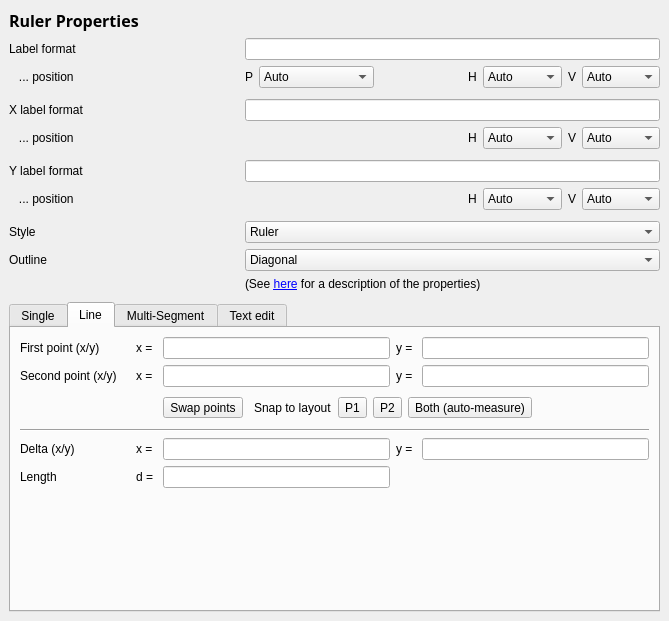
The window that eda-klayout/src/ant/ant/RulerPropertiesPage.ui (tolgauye/GMOS) describes before a commit, drawn with Qt 5.
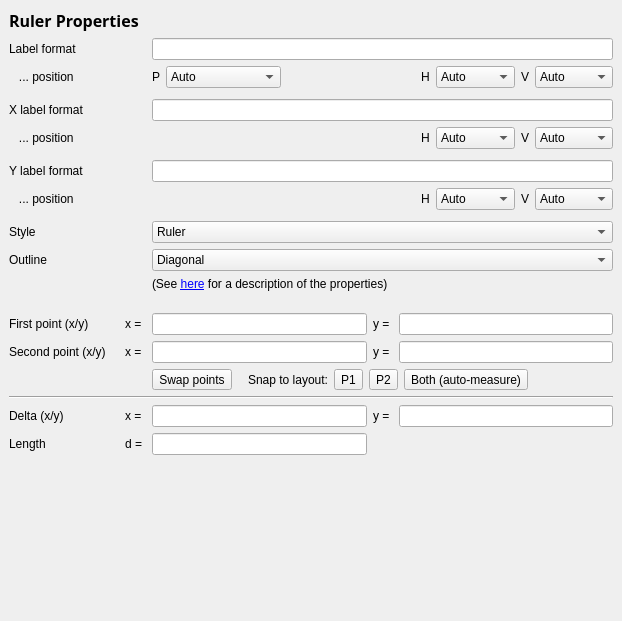
The same window after the commit.

```diff
--- a/eda-klayout/src/ant/ant/RulerPropertiesPage.ui
+++ b/eda-klayout/src/ant/ant/RulerPropertiesPage.ui
@@ -6,14 +6,17 @@
    <rect>
     <x>0</x>
     <y>0</y>
-    <width>669</width>
+    <width>622</width>
     <height>621</height>
    </rect>
   </property>
   <property name="windowTitle">
    <string>Form</string>
   </property>
-  <layout class="QGridLayout" name="gridLayout_2">
+  <layout class="QVBoxLayout">
+   <property name="spacing">
+    <number>6</number>
+   </property>
    <property name="leftMargin">
     <number>9</number>
    </property>
@@ -26,7 +29,7 @@
    <property name="bottomMargin">
     <number>9</number>
    </property>
-   <item row="0" column="0">
+   <item>
     <widget class="QFrame" name="frame">
      <property name="frameShape">
       <enum>QFrame::NoFrame</enum>
@@ -50,95 +53,13 @@
       <property name="spacing">
        <number>6</number>
       </property>
-      <item row="4" column="0" colspan="2">
-       <widget class="QLabel" name="label_14">
+      <item row="15" column="0">
+       <widget class="QLabel" name="label_2">
         <property name="text">
-         <string>X label format</string>
+         <string>Second point (x/y)    </string>
         </property>
        </widget>
       </item>
-      <item row="3" column="0" colspan="4">
-       <spacer name="verticalSpacer">
-        <property name="orientation">
-         <enum>Qt::Vertical</enum>
-        </property>
-        <property name="sizeType">
-         <enum>QSizePolicy::Fixed</enum>
-        </property>
-        <property name="sizeHint" stdset="0">
-         <size>
-          <width>20</width>
-          <height>5</height>
-         </size>
-        </property>
-       </spacer>
-      </item>
-      <item row="1" column="2" colspan="2">
-       <widget class="QLineEdit" name="fmt_le"/>
-      </item>
-      <item row="4" column="2" colspan="2">
-       <widget class="QLineEdit" name="fmt_x_le"/>
-      </item>
-      <item row="1" column="0">
-       <widget class="QLabel" name="label_13">
-        <property name="text">
-         <string>Label format</string>
-        </property>
-       </widget>
-      </item>
-      <item row="7" column="0" colspan="2">
-       <widget class="QLabel" name="label_15">
-        <property name="text">
-         <string>Y label format</string>
-        </property>
-       </widget>
-      </item>
-      <item row="9" column="0" colspan="4">
-       <spacer name="verticalSpacer_3">
-        <property name="orientation">
-         <enum>Qt::Vertical</enum>
-        </property>
-        <property name="sizeType">
-         <enum>QSizePolicy::Fixed</enum>
-        </property>
-        <property name="sizeHint" stdset="0">
-         <size>
-          <width>20</width>
-          <height>5</height>
-         </size>
-        </property>
-       </spacer>
-      </item>
-      <item row="14" column="2" colspan="2">
-       <widget class="QFrame" name="frame_5">
-        <property name="minimumSize">
-         <size>
-          <width>0</width>
-          <height>0</height>
-         </size>
-        </property>
-        <property name="frameShape">
-         <enum>QFrame::NoFrame</enum>
-        </property>
-        <property name="frameShadow">
-         <enum>QFrame::Raised</enum>
-        </property>
-        <layout class="QHBoxLayout" name="horizontalLayout_4">
-         <property name="leftMargin">
-          <number>0</number>
-         </property>
-         <property name="topMargin">
-          <number>0</number>
-         </property>
-         <property name="rightMargin">
-          <number>0</number>
-         </property>
-         <property name="bottomMargin">
-          <number>0</number>
-         </property>
-        </layout>
-       </widget>
-      </item>
       <item row="10" column="0" colspan="2">
        <widget class="QLabel" name="label_16">
         <property name="text">
@@ -146,31 +67,173 @@
         </property>
        </widget>
       </item>
-      <item row="11" column="0" colspan="2">
-       <widget class="QLabel" name="label_17">
+      <item row="12" column="2" colspan="3">
+       <widget class="QLabel" name="help_label">
         <property name="text">
-         <string>Outline</string>
+         <string>&lt;html&gt;(See &lt;a href=&quot;int:/manual/ruler_properties.xml&quot;&gt;here&lt;/a&gt; for a description of the properties)&lt;/html&gt;</string>
         </property>
        </widget>
       </item>
-      <item row="7" column="2" colspan="2">
+      <item row="5" column="0">
+       <widget class="QLabel" name="label_25">
+        <property name="text">
+         <string>   ... position</string>
+        </property>
+       </widget>
+      </item>
+      <item row="9" column="0" colspan="5">
+       <spacer name="verticalSpacer_3">
+        <property name="orientation">
+         <enum>Qt::Vertical</enum>
+        </property>
+        <property name="sizeHint" stdset="0">
+         <size>
+          <width>20</width>
+          <height>5</height>
+         </size>
+        </property>
+       </spacer>
+      </item>
+      <item row="7" column="2" colspan="3">
        <widget class="QLineEdit" name="fmt_y_le"/>
       </item>
-      <item row="8" column="0">
-       <widget class="QLabel" name="label_26">
+      <item row="11" column="2" colspan="3">
+       <widget class="QComboBox" name="outline_cb">
+        <item>
+         <property name="text">
+          <string>Diagonal</string>
+         </property>
+        </item>
+        <item>
+         <property name="text">
+          <string>Horizonal and vertical (in this order)</string>
+         </property>
+        </item>
+        <item>
+         <property name="text">
+          <string>Diagonal plus horizonal and vertical (triangle)</string>
+         </property>
+        </item>
+        <item>
+         <property name="text">
+          <string>Vertical and horizonal (in this order)</string>
+         </property>
+        </item>
+        <item>
+         <property name="text">
+          <string>Diagonal plus vertical and horizontal (triangle)</string>
+         </property>
+        </item>
+        <item>
+         <property name="text">
+          <string>Box</string>
+         </property>
+        </item>
+        <item>
+         <property name="text">
+          <string>Ellipse</string>
+         </property>
+        </item>
+       </widget>
+      </item>
+      <item row="19" column="1">
+       <widget class="QLabel" name="label_11">
         <property name="text">
-         <string>   ... position</string>
+         <string>d = </string>
         </property>
        </widget>
       </item>
-      <item row="2" column="0">
-       <widget class="QLabel" name="label_18">
+      <item row="3" column="0" colspan="5">
+       <spacer name="verticalSpacer">
+        <property name="orientation">
+         <enum>Qt::Vertical</enum>
+        </property>
+        <property name="sizeHint" stdset="0">
+         <size>
+          <width>20</width>
+          <height>5</height>
+         </size>
+        </property>
+       </spacer>
+      </item>
+      <item row="13" column="0" colspan="5">
+       <spacer>
+        <property name="orientation">
+         <enum>Qt::Vertical</enum>
+        </property>
+        <property name="sizeType">
+         <enum>QSizePolicy::Fixed</enum>
+        </property>
+        <property name="sizeHint" stdset="0">
+         <size>
+          <width>456</width>
+          <height>16</height>
+         </size>
+        </property>
+       </spacer>
+      </item>
+      <item row="10" column="2" colspan="3">
+       <widget class="QComboBox" name="style_cb">
+        <item>
+         <property name="text">
+          <string>Ruler</string>
+         </property>
+        </item>
+        <item>
+         <property name="text">
+          <string>Arrow at end</string>
+         </property>
+        </item>
+        <item>
+         <property name="text">
+          <string>Arrow at start</string>
+         </property>
+        </item>
+        <item>
+         <property name="text">
+          <string>Arrow at both ends</string>
+         </property>
+        </item>
+        <item>
+         <property name="text">
+          <string>Plain line</string>
+         </property>
+        </item>
+        <item>
+         <property name="text">
+          <string>Cross at end</string>
+         </property>
+        </item>
+        <item>
+         <property name="text">
+          <string>Cross at start</string>
+         </property>
+        </item>
+        <item>
+         <property name="text">
+          <string>Cross at both ends</string>
+         </property>
+        </item>
+       </widget>
+      </item>
+      <item row="14" column="4">
+       <widget class="QLineEdit" name="y1">
+        <property name="sizePolicy">
+         <sizepolicy hsizetype="Expanding" vsizetype="Fixed">
+          <horstretch>1</horstretch>
+          <verstretch>0</verstretch>
+         </sizepolicy>
+        </property>
+       </widget>
+      </item>
+      <item row="18" column="0">
+       <widget class="QLabel" name="label_3">
         <property name="text">
-         <string>   ... position</string>
+         <string>Delta (x/y)</string>
         </property>
        </widget>
       </item>
-      <item row="2" column="2" colspan="2">
+      <item row="2" column="2" colspan="3">
        <widget class="QFrame" name="frame_2">
         <property name="frameShape">
          <enum>QFrame::NoFrame</enum>
@@ -315,186 +378,42 @@
         </layout>
        </widget>
       </item>
-      <item row="11" column="2" colspan="2">
-       <widget class="QComboBox" name="outline_cb">
-        <item>
-         <property name="text">
-          <string>Diagonal</string>
-         </property>
-        </item>
-        <item>
-         <property name="text">
-          <string>Horizonal and vertical (in this order)</string>
-         </property>
-        </item>
-        <item>
-         <property name="text">
-          <string>Diagonal plus horizonal and vertical (triangle)</string>
-         </property>
-        </item>
-        <item>
-         <property name="text">
-          <string>Vertical and horizonal (in this order)</string>
-         </property>
-        </item>
-        <item>
-         <property name="text">
-          <string>Diagonal plus vertical and horizontal (triangle)</string>
-         </property>
-        </item>
-        <item>
-         <property name="text">
-          <string>Box</string>
-         </property>
-        </item>
-        <item>
-         <property name="text">
-          <string>Ellipse</string>
-         </property>
-        </item>
-        <item>
-         <property name="text">
-          <string>Angle measurement</string>
-         </property>
-        </item>
-        <item>
-         <property name="text">
-          <string>Radius measurement</string>
-         </property>
-        </item>
+      <item row="17" column="0" colspan="5">
+       <widget class="Line" name="line">
+        <property name="orientation">
+         <enum>Qt::Horizontal</enum>
+        </property>
        </widget>
       </item>
-      <item row="10" column="2" colspan="2">
-       <widget class="QComboBox" name="style_cb">
-        <item>
-         <property name="text">
-          <string>Ruler</string>
-         </property>
-        </item>
-        <item>
-         <property name="text">
-          <string>Arrow at end</string>
-         </property>
-        </item>
-        <item>
-         <property name="text">
-          <string>Arrow at start</string>
-         </property>
-        </item>
-        <item>
-         <property name="text">
-          <string>Arrow at both ends</string>
-         </property>
-        </item>
-        <item>
-         <property name="text">
-          <string>Plain line</string>
-         </property>
-        </item>
-        <item>
-         <property name="text">
-          <string>Cross at end</string>
-         </property>
-        </item>
-        <item>
-         <property name="text">
-          <string>Cross at start</string>
-         </property>
-        </item>
-        <item>
-         <property name="text">
-          <string>Cross at both ends</string>
-         </property>
-        </item>
+      <item row="14" column="1">
+       <widget class="QLabel" name="label_5">
+        <property name="text">
+         <string>x = </string>
+        </property>
        </widget>
       </item>
-      <item row="12" column="2" colspan="2">
-       <widget class="QLabel" name="help_label">
+      <item row="1" column="0">
+       <widget class="QLabel" name="label_13">
         <property name="text">
-         <string>&lt;html&gt;(See &lt;a href=&quot;int:/manual/ruler_properties.xml&quot;&gt;here&lt;/a&gt; for a description of the properties)&lt;/html&gt;</string>
+         <string>Label format</string>
         </property>
        </widget>
       </item>
-      <item row="0" column="0" colspan="4">
-       <widget class="QLabel" name="label_12">
-        <property name="sizePolicy">
-         <sizepolicy hsizetype="Preferred" vsizetype="Fixed">
-          <horstretch>0</horstretch>
-          <verstretch>0</verstretch>
-         </sizepolicy>
-        </property>
-        <property name="font">
-         <font>
-          <family>Sans Serif</family>
-          <pointsize>12</pointsize>
-          <italic>false</italic>
-          <bold>true</bold>
-          <underline>false</underline>
-          <strikeout>false</strikeout>
-         </font>
-        </property>
+      <item row="19" column="0">
+       <widget class="QLabel" name="label_4">
         <property name="text">
-         <string>Ruler Properties</string>
+         <string>Length</string>
         </property>
        </widget>
       </item>
-      <item row="13" column="0" colspan="4">
-       <spacer name="verticalSpacer_4">
-        <property name="orientation">
-         <enum>Qt::Vertical</enum>
+      <item row="11" column="0" colspan="2">
+       <widget class="QLabel" name="label_17">
+        <property name="text">
+         <string>Outline</string>
         </property>
-        <property name="sizeType">
-         <enum>QSizePolicy::Fixed</enum>
-        </property>
-        <property name="sizeHint" stdset="0">
-         <size>
-          <width>20</width>
-          <height>5</height>
-         </size>
-        </property>
-       </spacer>
-      </item>
-      <item row="6" column="0" colspan="4">
-       <spacer name="verticalSpacer_2">
-        <property name="orientation">
-         <enum>Qt::Vertical</enum>
-        </property>
-        <property name="sizeType">
-         <enum>QSizePolicy::Fixed</enum>
-        </property>
-        <property name="sizeHint" stdset="0">
-         <size>
-          <width>20</width>
-          <height>5</height>
-         </size>
-        </property>
-       </spacer>
-      </item>
-      <item row="16" column="2" colspan="2">
-       <widget class="QFrame" name="frame_7">
-        <property name="frameShape">
-         <enum>QFrame::NoFrame</enum>
-        </property>
-        <property name="frameShadow">
-         <enum>QFrame::Raised</enum>
-        </property>
-        <layout class="QHBoxLayout" name="horizontalLayout_3">
-         <property name="leftMargin">
-          <number>0</number>
-         </property>
-         <property name="topMargin">
-          <number>0</number>
-         </property>
-         <property name="rightMargin">
-          <number>0</number>
-         </property>
-         <property name="bottomMargin">
-          <number>0</number>
-         </property>
-        </layout>
        </widget>
       </item>
-      <item row="5" column="2" colspan="2">
+      <item row="5" column="2" colspan="3">
        <widget class="QFrame" name="frame_3">
         <property name="frameShape">
          <enum>QFrame::NoFrame</enum>
@@ -605,7 +524,210 @@
         </layout>
        </widget>
       </item>
-      <item row="8" column="2" colspan="2">
+      <item row="18" column="2">
+       <widget class="QLineEdit" name="dx">
+        <property name="sizePolicy">
+         <sizepolicy hsizetype="Expanding" vsizetype="Fixed">
+          <horstretch>1</horstretch>
+          <verstretch>0</verstretch>
+         </sizepolicy>
+        </property>
+        <property name="readOnly">
+         <bool>true</bool>
+        </property>
+       </widget>
+      </item>
+      <item row="19" column="2">
+       <widget class="QLineEdit" name="dd">
+        <property name="sizePolicy">
+         <sizepolicy hsizetype="Expanding" vsizetype="Fixed">
+          <horstretch>1</horstretch>
+          <verstretch>0</verstretch>
+         </sizepolicy>
+        </property>
+        <property name="readOnly">
+         <bool>true</bool>
+        </property>
+       </widget>
+      </item>
+      <item row="14" column="0">
+       <widget class="QLabel" name="label">
+        <property name="text">
+         <string>First point (x/y)</string>
+        </property>
+       </widget>
+      </item>
+      <item row="15" column="2">
+       <widget class="QLineEdit" name="x2">
+        <property name="sizePolicy">
+         <sizepolicy hsizetype="Expanding" vsizetype="Fixed">
+          <horstretch>1</horstretch>
+          <verstretch>0</verstretch>
+         </sizepolicy>
+        </property>
+       </widget>
+      </item>
+      <item row="18" column="3">
+       <widget class="QLabel" name="label_10">
+        <property name="text">
+         <string>y = </string>
+        </property>
+       </widget>
+      </item>
+      <item row="16" column="2" colspan="3">
+       <widget class="QFrame" name="frame_7">
+        <property name="frameShape">
+         <enum>QFrame::NoFrame</enum>
+        </property>
+        <property name="frameShadow">
+         <enum>QFrame::Raised</enum>
+        </property>
+        <layout class="QHBoxLayout" name="horizontalLayout_3">
+         <property name="leftMargin">
+          <number>0</number>
+         </property>
+         <property name="topMargin">
+          <number>0</number>
+         </property>
+         <property name="rightMargin">
+          <number>0</number>
+         </property>
+         <property name="bottomMargin">
+          <number>0</number>
+         </property>
+         <item>
+          <widget class="QToolButton" name="swap_points">
+           <property name="text">
+            <string>Swap points</string>
+           </property>
+          </widget>
+         </item>
+         <item>
+          <spacer name="horizontalSpacer_9">
+           <property name="orientation">
+            <enum>Qt::Horizontal</enum>
+           </property>
+           <property name="sizeType">
+            <enum>QSizePolicy::Fixed</enum>
+           </property>
+           <property name="sizeHint" stdset="0">
+            <size>
+             <width>10</width>
+             <height>20</height>
+            </size>
+           </property>
+          </spacer>
+         </item>
+         <item>
+          <widget class="QLabel" name="label_24">
+           <property name="text">
+            <string>Snap to layout:</string>
+           </property>
+          </widget>
+         </item>
+         <item>
+          <widget class="QToolButton" name="p1_to_layout">
+           <property name="text">
+            <string>P1</string>
+           </property>
+           <property name="autoRaise">
+            <bool>false</bool>
+           </property>
+          </widget>
+         </item>
+         <item>
+          <widget class="QToolButton" name="p2_to_layout">
+           <property name="text">
+            <string>P2</string>
+           </property>
+           <property name="autoRaise">
+            <bool>false</bool>
+           </property>
+          </widget>
+         </item>
+         <item>
+          <widget class="QToolButton" name="both_to_layout">
+           <property name="text">
+            <string>Both (auto-measure)</string>
+           </property>
+           <property name="autoRaise">
+            <bool>false</bool>
+           </property>
+          </widget>
+         </item>
+         <item>
+          <spacer name="horizontalSpacer_4">
+           <property name="orientation">
+            <enum>Qt::Horizontal</enum>
+           </property>
+           <property name="sizeHint" stdset="0">
+            <size>
+             <width>40</width>
+             <height>20</height>
+            </size>
+           </property>
+          </spacer>
+         </item>
+        </layout>
+       </widget>
+      </item>
+      <item row="6" column="0" colspan="5">
+       <spacer name="verticalSpacer_2">
+        <property name="orientation">
+         <enum>Qt::Vertical</enum>
+        </property>
+        <property name="sizeHint" stdset="0">
+         <size>
+          <width>20</width>
+          <height>5</height>
+         </size>
+        </property>
+       </spacer>
+      </item>
+      <item row="14" column="3">
+       <widget class="QLabel" name="label_7">
+        <property name="text">
+         <string>y = </string>
+        </property>
+       </widget>
+      </item>
+      <item row="4" column="2" colspan="3">
+       <widget class="QLineEdit" name="fmt_x_le"/>
+      </item>
+      <item row="18" column="4">
+       <widget class="QLineEdit" name="dy">
+        <property name="sizePolicy">
+         <sizepolicy hsizetype="Expanding" vsizetype="Fixed">
+          <horstretch>1</horstretch>
+          <verstretch>0</verstretch>
+         </sizepolicy>
+        </property>
+        <property name="readOnly">
+         <bool>true</bool>
+        </property>
+       </widget>
+      </item>
+      <item row="15" column="4">
+       <widget class="QLineEdit" name="y2">
+        <property name="sizePolicy">
+         <sizepolicy hsizetype="Expanding" vsizetype="Fixed">
+          <horstretch>1</horstretch>
+          <verstretch>0</verstretch>
+         </sizepolicy>
+        </property>
+       </widget>
+      </item>
+      <item row="2" column="0">
+       <widget class="QLabel" name="label_18">
+        <property name="text">
+         <string>   ... position</string>
+        </property>
+       </widget>
+      </item>
+      <item row="1" column="2" colspan="3">
+       <widget class="QLineEdit" name="fmt_le"/>
+      </item>
+      <item row="8" column="2" colspan="3">
        <widget class="QFrame" name="frame_4">
         <property name="frameShape">
          <enum>QFrame::NoFrame</enum>
@@ -716,429 +838,98 @@
         </layout>
        </widget>
       </item>
-      <item row="5" column="0">
-       <widget class="QLabel" name="label_25">
+      <item row="8" column="0">
+       <widget class="QLabel" name="label_26">
         <property name="text">
          <string>   ... position</string>
         </property>
        </widget>
       </item>
-      <item row="14" column="0" rowspan="3" colspan="4">
-       <widget class="QTabWidget" name="segments_tab">
+      <item row="18" column="1">
+       <widget class="QLabel" name="label_9">
+        <property name="text">
+         <string>x = </string>
+        </property>
+       </widget>
+      </item>
+      <item row="14" column="2">
+       <widget class="QLineEdit" name="x1">
         <property name="sizePolicy">
-         <sizepolicy hsizetype="Expanding" vsizetype="Expanding">
+         <sizepolicy hsizetype="Expanding" vsizetype="Fixed">
+          <horstretch>1</horstretch>
+          <verstretch>0</verstretch>
+         </sizepolicy>
+        </property>
+       </widget>
+      </item>
+      <item row="7" column="0" colspan="2">
+       <widget class="QLabel" name="label_15">
+        <property name="text">
+         <string>Y label format</string>
+        </property>
+       </widget>
+      </item>
+      <item row="4" column="0" colspan="2">
+       <widget class="QLabel" name="label_14">
+        <property name="text">
+         <string>X label format</string>
+        </property>
+       </widget>
+      </item>
+      <item row="15" column="3">
+       <widget class="QLabel" name="label_8">
+        <property name="text">
+         <string>y = </string>
+        </property>
+       </widget>
+      </item>
+      <item row="15" column="1">
+       <widget class="QLabel" name="label_6">
+        <property name="text">
+         <string>x = </string>
+        </property>
+       </widget>
+      </item>
+      <item row="0" column="0" colspan="5">
+       <widget class="QLabel" name="label_12">
+        <property name="sizePolicy">
+         <sizepolicy hsizetype="Preferred" vsizetype="Fixed">
           <horstretch>0</horstretch>
-          <verstretch>1</verstretch>
+          <verstretch>0</verstretch>
          </sizepolicy>
         </property>
-        <property name="minimumSize">
-         <size>
-          <width>0</width>
-          <height>100</height>
-         </size>
+        <property name="font">
+         <font>
+          <family>Sans Serif</family>
+          <pointsize>12</pointsize>
+          <weight>75</weight>
+          <italic>false</italic>
+          <bold>true</bold>
+          <underline>false</underline>
+          <strikeout>false</strikeout>
+         </font>
         </property>
-        <property name="currentIndex">
-         <number>1</number>
+        <property name="text">
+         <string>Ruler Properties</string>
         </property>
-        <widget class="QWidget" name="tab_3">
-         <attribute name="title">
-          <string>Single</string>
-         </attribute>
-         <layout class="QGridLayout" name="gridLayout_4">
-          <item row="0" column="0">
-           <widget class="QLabel" name="label_31">
-            <property name="text">
-             <string>First point (x/y)</string>
-            </property>
-           </widget>
-          </item>
-          <item row="0" column="1">
-           <widget class="QLabel" name="label_30">
-            <property name="text">
-             <string>x = </string>
-            </property>
-           </widget>
-          </item>
-          <item row="0" column="2">
-           <widget class="QLineEdit" name="x0">
-            <property name="sizePolicy">
-             <sizepolicy hsizetype="Expanding" vsizetype="Fixed">
-              <horstretch>1</horstretch>
-              <verstretch>0</verstretch>
-             </sizepolicy>
-            </property>
-           </widget>
-          </item>
-          <item row="0" column="3">
-           <widget class="QLabel" name="label_29">
-            <property name="text">
-             <string>y = </string>
-            </property>
-           </widget>
-          </item>
-          <item row="0" column="4">
-           <widget class="QLineEdit" name="y0">
-            <property name="sizePolicy">
-             <sizepolicy hsizetype="Expanding" vsizetype="Fixed">
-              <horstretch>1</horstretch>
-              <verstretch>0</verstretch>
-             </sizepolicy>
-            </property>
-           </widget>
-          </item>
-          <item row="1" column="0" colspan="5">
-           <spacer name="verticalSpacer_5">
-            <property name="orientation">
-             <enum>Qt::Vertical</enum>
-            </property>
-            <property name="sizeHint" stdset="0">
-             <size>
-              <width>558</width>
-              <height>157</height>
-             </size>
-            </property>
-           </spacer>
-          </item>
-         </layout>
-        </widget>
-        <widget class="QWidget" name="tab">
-         <attribute name="title">
-          <string>Line</string>
-         </attribute>
-         <layout class="QGridLayout" name="gridLayout_3">
-          <item row="0" column="3">
-           <widget class="QLabel" name="label_7">
-            <property name="text">
-             <string>y = </string>
-            </property>
-           </widget>
-          </item>
-          <item row="0" column="0">
-           <widget class="QLabel" name="label">
-            <property name="text">
-             <string>First point (x/y)</string>
-            </property>
-           </widget>
-          </item>
-          <item row="5" column="1">
-           <widget class="QLabel" name="label_11">
-            <property name="text">
-             <string>d = </string>
-            </property>
-           </widget>
-          </item>
-          <item row="1" column="3">
-           <widget class="QLabel" name="label_8">
-            <property name="text">
-             <string>y = </string>
-            </property>
-           </widget>
-          </item>
-          <item row="4" column="3">
-           <widget class="QLabel" name="label_10">
-            <property name="text">
-             <string>y = </string>
-            </property>
-           </widget>
-          </item>
-          <item row="4" column="2">
-           <widget class="QLineEdit" name="dx">
-            <property name="sizePolicy">
-             <sizepolicy hsizetype="Expanding" vsizetype="Fixed">
-              <horstretch>1</horstretch>
-              <verstretch>0</verstretch>
-             </sizepolicy>
-            </property>
-            <property name="readOnly">
-             <bool>true</bool>
-            </property>
-           </widget>
-          </item>
-          <item row="5" column="0">
-           <widget class="QLabel" name="label_4">
-            <property name="text">
-             <string>Length</string>
-            </property>
-           </widget>
-          </item>
-          <item row="4" column="1">
-           <widget class="QLabel" name="label_9">
-            <property name="text">
-             <string>x = </string>
-            </property>
-           </widget>
-          </item>
-          <item row="4" column="0">
-           <widget class="QLabel" name="label_3">
-            <property name="text">
-             <string>Delta (x/y)</string>
-            </property>
-           </widget>
-          </item>
-          <item row="0" column="2">
-           <widget class="QLineEdit" name="x1">
-            <property name="sizePolicy">
-             <sizepolicy hsizetype="Expanding" vsizetype="Fixed">
-              <horstretch>1</horstretch>
-              <verstretch>0</verstretch>
-             </sizepolicy>
-            </property>
-           </widget>
-          </item>
-          <item row="0" column="4">
-           <widget class="QLineEdit" name="y1">
-            <property name="sizePolicy">
-             <sizepolicy hsizetype="Expanding" vsizetype="Fixed">
-              <horstretch>1</horstretch>
-              <verstretch>0</verstretch>
-             </sizepolicy>
-            </property>
-           </widget>
-          </item>
-          <item row="1" column="4">
-           <widget class="QLineEdit" name="y2">
-            <property name="sizePolicy">
-             <sizepolicy hsizetype="Expanding" vsizetype="Fixed">
-              <horstretch>1</horstretch>
-              <verstretch>0</verstretch>
-             </sizepolicy>
-            </property>
-           </widget>
-          </item>
-          <item row="1" column="0">
-           <widget class="QLabel" name="label_2">
-            <property name="text">
-             <string>Second point (x/y)    </string>
-            </property>
-           </widget>
-          </item>
-          <item row="1" column="2">
-           <widget class="QLineEdit" name="x2">
-            <property name="sizePolicy">
-             <sizepolicy hsizetype="Expanding" vsizetype="Fixed">
-              <horstretch>1</horstretch>
-              <verstretch>0</verstretch>
-             </sizepolicy>
-            </property>
-           </widget>
-          </item>
-          <item row="1" column="1">
-           <widget class="QLabel" name="label_6">
-            <property name="text">
-             <string>x = </string>
-            </property>
-           </widget>
-          </item>
-          <item row="5" column="2">
-           <widget class="QLineEdit" name="dd">
-            <property name="sizePolicy">
-             <sizepolicy hsizetype="Expanding" vsizetype="Fixed">
-              <horstretch>1</horstretch>
-              <verstretch>0</verstretch>
-             </sizepolicy>
-            </property>
-            <property name="readOnly">
-             <bool>true</bool>
-            </property>
-           </widget>
-          </item>
-          <item row="3" column="0" colspan="5">
-           <widget class="Line" name="line">
-            <property name="minimumSize">
-             <size>
-              <width>0</width>
-              <height>0</height>
-             </size>
-            </property>
-            <property name="orientation">
-             <enum>Qt::Horizontal</enum>
-            </property>
-           </widget>
-          </item>
-          <item row="0" column="1">
-           <widget class="QLabel" name="label_5">
-            <property name="text">
-             <string>x = </string>
-            </property>
-           </widget>
-          </item>
-          <item row="4" column="4">
-           <widget class="QLineEdit" name="dy">
-            <property name="sizePolicy">
-             <sizepolicy hsizetype="Expanding" vsizetype="Fixed">
-              <horstretch>1</horstretch>
-              <verstretch>0</verstretch>
-             </sizepolicy>
-            </property>
-            <property name="readOnly">
-             <bool>true</bool>
-            </property>
-           </widget>
-          </item>
-          <item row="6" column="0" colspan="5">
-           <spacer name="verticalSpacer_6">
-            <property name="orientation">
-             <enum>Qt::Vertical</enum>
-            </property>
-            <property name="sizeHint" stdset="0">
-             <size>
-              <width>20</width>
-              <height>40</height>
-             </size>
-            </property>
-           </spacer>
-          </item>
-          <item row="2" column="2" colspan="3">
-           <widget class="QFrame" name="frame_6">
-            <property name="minimumSize">
-             <size>
-              <width>0</width>
-              <height>30</height>
-             </size>
-            </property>
-            <property name="frameShape">
-             <enum>QFrame::NoFrame</enum>
-            </property>
-            <property name="frameShadow">
-             <enum>QFrame::Raised</enum>
-            </property>
-            <layout class="QHBoxLayout" name="horizontalLayout_5">
-             <property name="leftMargin">
-              <number>0</number>
-             </property>
-             <property name="topMargin">
-              <number>0</number>
-             </property>
-             <property name="rightMargin">
-              <number>0</number>
-             </property>
-             <property name="bottomMargin">
-              <number>0</number>
-             </property>
-             <item>
-              <widget class="QToolButton" name="swap_points">
-               <property name="text">
-                <string>Swap points</string>
-               </property>
-              </widget>
-             </item>
-             <item>
-              <spacer name="horizontalSpacer_5">
-               <property name="orientation">
-                <enum>Qt::Horizontal</enum>
-               </property>
-               <property name="sizeType">
-                <enum>QSizePolicy::Fixed</enum>
-               </property>
-               <property name="sizeHint" stdset="0">
-                <size>
-                 <width>5</width>
-                 <height>20</height>
-                </size>
-               </property>
-              </spacer>
-             </item>
-             <item>
-              <widget class="QLabel" name="label_24">
-               <property name="text">
-                <string>Snap to layout</string>
-               </property>
-              </widget>
-             </item>
-             <item>
-              <widget class="QToolButton" name="p1_to_layout">
-               <property name="text">
-                <string>P1</string>
-               </property>
-               <property name="autoRaise">
-                <bool>false</bool>
-               </property>
-              </widget>
-             </item>
-             <item>
-              <widget class="QToolButton" name="p2_to_layout">
-               <property name="text">
-                <string>P2</string>
-               </property>
-               <property name="autoRaise">
-                <bool>false</bool>
-               </property>
-              </widget>
-             </item>
-             <item>
-              <widget class="QToolButton" name="both_to_layout">
-               <property name="text">
-                <string>Both (auto-measure)</string>
-               </property>
-               <property name="autoRaise">
-                <bool>false</bool>
-               </property>
-              </widget>
-             </item>
-             <item>
-              <spacer name="horizontalSpacer_4">
-               <property name="orientation">
-                <enum>Qt::Horizontal</enum>
-               </property>
-               <property name="sizeHint" stdset="0">
-                <size>
-                 <width>40</width>
-                 <height>20</height>
-                </size>
-               </property>
-              </spacer>
-             </item>
-            </layout>
-           </widget>
-          </item>
-         </layout>
-        </widget>
-        <widget class="QWidget" name="tab_2">
-         <attribute name="title">
-          <string>Multi-Segment</string>
-         </attribute>
-         <layout class="QVBoxLayout" name="verticalLayout">
-          <item>
-           <widget class="QTreeWidget" name="point_list">
-            <property name="rootIsDecorated">
-             <bool>false</bool>
-            </property>
-            <property name="allColumnsShowFocus">
-             <bool>true</bool>
-            </property>
-            <column>
-             <property name="text">
-              <string>x</string>
-             </property>
-            </column>
-            <column>
-             <property name="text">
-              <string>y</string>
-             </property>
-            </column>
-           </widget>
-          </item>
-         </layout>
-        </widget>
-        <widget class="QWidget" name="tab_4">
-         <attribute name="title">
-          <string>Text edit</string>
-         </attribute>
-         <layout class="QVBoxLayout" name="verticalLayout_2">
-          <item>
-           <widget class="QTextEdit" name="points_edit">
-            <property name="acceptRichText">
-             <bool>false</bool>
-            </property>
-           </widget>
-          </item>
-         </layout>
-        </widget>
        </widget>
       </item>
      </layout>
     </widget>
    </item>
+   <item>
+    <spacer>
+     <property name="orientation">
+      <enum>Qt::Vertical</enum>
+     </property>
+     <property name="sizeHint" stdset="0">
+      <size>
+       <width>20</width>
+       <height>0</height>
+      </size>
+     </property>
+    </spacer>
+   </item>
   </layout>
  </widget>
  <tabstops>
```
Left out of the diff: 17 changed lines with no effect on the pictures.
